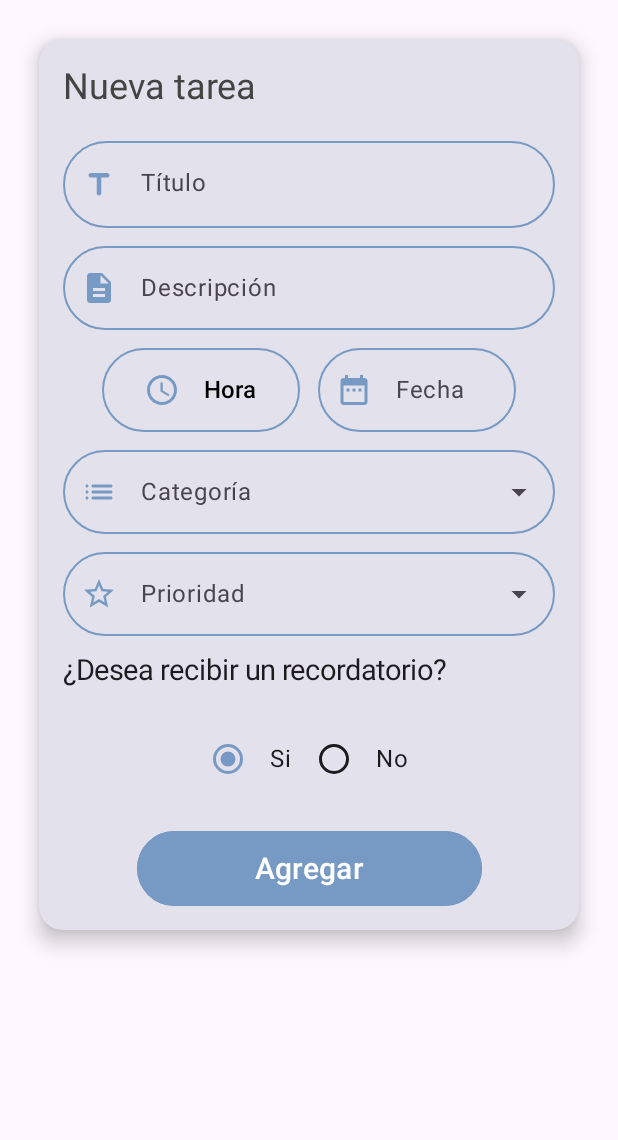
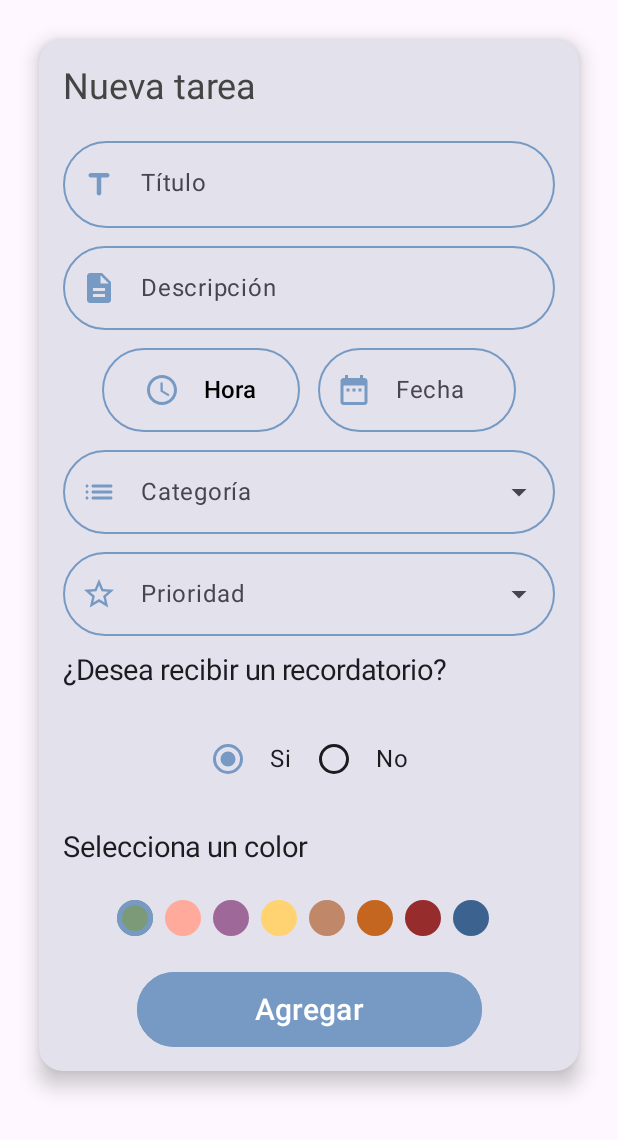
Before and after one commit to Lilis03/TaskPlan, an Android app built with Jetpack Compose: the NuevaTareaScreen screen opened through its navigation route, on a phone screen of 412 x 824 dp, the part 96-1236 px from its top. Run offline under Robolectric (Android 15) with nearby library versions, the phone set to English and light mode, and no system bars; our stand-ins replace Firebase (no records; nobody signed in at launch, a user with empty details on screens opened directly).

Commit message:
Agregar tarea listo

```diff
--- a/app/src/main/java/com/elitecode/taskplan/components/MenuLateral.kt
+++ b/app/src/main/java/com/elitecode/taskplan/components/MenuLateral.kt
@@ -109,7 +109,7 @@ fun MenuLateral( navController: NavController,content: @Composable (PaddingValue
                         label = { Text("Agregar tarea") },
                         selected = false,
                         icon = { Icon(Icons.Outlined.AddCircle, contentDescription = null) },
-                        onClick = { /* Handle click */ }
+                        onClick = { navController.navigate("nuevaTarea") }
                     )
                     NavigationDrawerItem(
                         label = { Text("Calendario") },
--- /dev/null
+++ b/app/src/main/java/com/elitecode/taskplan/model/Tarea.kt
@@ -0,0 +1,28 @@
+package com.elitecode.taskplan.model
+
+data class Tarea(
+    var id_tarea: String = "",
+    var titulo: String = "",
+    var descripcion: String = "",
+    var hora: String = "",
+    var fecha: String = "",
+    var categoria: String = "",
+    var prioridad: String = "",
+    var recordatorio: Boolean = true,
+    var color: String=  "",
+    var user_id: String = ""
+){
+    fun toMap(): MutableMap<String, Any>{
+        return mutableMapOf(
+            "titulo" to this.titulo,
+            "descripcion" to this.descripcion,
+            "hora" to this.hora,
+            "fecha" to this.fecha,
+            "categoria" to this.categoria,
+            "prioridad" to this.prioridad,
+            "recordatorio" to this.recordatorio,
+            "color" to this.color,
+            "user_id" to this.user_id
+        )
+    }
+}
--- a/app/src/main/java/com/elitecode/taskplan/model/Task.kt
+++ b/app/src/main/java/com/elitecode/taskplan/model/Task.kt
@@ -5,11 +5,11 @@ import androidx.compose.ui.graphics.Color
 data class Task(
     val title : String,
     val description : String,
-    val user_id : String,
     val status : String,
     val priority : String,
     val time : String,
     val color : String,
     val deadline : String,
-    val created_at : String
+    val created_at : String,
+    val user_id : String,
 )
--- a/app/src/main/java/com/elitecode/taskplan/navigation/NavigationApp.kt
+++ b/app/src/main/java/com/elitecode/taskplan/navigation/NavigationApp.kt
@@ -17,6 +17,7 @@ import com.elitecode.taskplan.view.RegistroScreen
 import com.elitecode.taskplan.viewmodel.LoginViewModel
 import com.elitecode.taskplan.viewmodel.PageViewModel
 import com.elitecode.taskplan.viewmodel.PerfilViewModel
+import com.elitecode.taskplan.viewmodel.TareaViewModel
 import com.elitecode.taskplan.viewmodel.TaskViewModel
 
 
@@ -46,7 +47,8 @@ fun NavigationApp() {
             CalendarScreen(navController, taskvm)
         }
         composable(Screens.NuevaTareaScreen.route){
-            NuevaTareaScreen(navController)
+            val tareamv: TareaViewModel = viewModel()
+            NuevaTareaScreen(navController, tareamv)
         }
         composable(Screens.PageFirstScreen.route){
             val pagevm: LoginViewModel = viewModel()
--- a/app/src/main/java/com/elitecode/taskplan/view/NuevaTareaScreen.kt
+++ b/app/src/main/java/com/elitecode/taskplan/view/NuevaTareaScreen.kt
@@ -3,21 +3,20 @@
 package com.elitecode.taskplan.view
 
 import android.annotation.SuppressLint
-import android.app.TimePickerDialog
 import android.os.Build
+import android.widget.Toast
 import androidx.annotation.RequiresApi
 import androidx.compose.foundation.BorderStroke
 import androidx.compose.foundation.Image
 import androidx.compose.foundation.background
+import androidx.compose.foundation.border
 import androidx.compose.foundation.clickable
 import androidx.compose.foundation.gestures.awaitEachGesture
 import androidx.compose.foundation.gestures.awaitFirstDown
 import androidx.compose.foundation.gestures.waitForUpOrCancellation
-import androidx.compose.foundation.interaction.MutableInteractionSource
 import androidx.compose.foundation.layout.Arrangement
 import androidx.compose.foundation.layout.Box
 import androidx.compose.foundation.layout.Column
-import androidx.compose.foundation.layout.IntrinsicSize
 import androidx.compose.foundation.layout.PaddingValues
 import androidx.compose.foundation.layout.Row
 import androidx.compose.foundation.layout.Spacer
@@ -30,12 +29,11 @@ import androidx.compose.foundation.layout.width
 import androidx.compose.foundation.rememberScrollState
 import androidx.compose.foundation.selection.selectable
 import androidx.compose.foundation.selection.selectableGroup
+import androidx.compose.foundation.shape.CircleShape
 import androidx.compose.foundation.shape.RoundedCornerShape
-import androidx.compose.foundation.text.KeyboardOptions
 import androidx.compose.foundation.verticalScroll
 import androidx.compose.material.icons.Icons
 import androidx.compose.material.icons.filled.DateRange
-import androidx.compose.material.icons.filled.Home
 import androidx.compose.material.icons.rounded.List
 import androidx.compose.material3.AlertDialog
 import androidx.compose.material3.Button
@@ -57,19 +55,14 @@ import androidx.compose.material3.OutlinedButton
 import androidx.compose.material3.OutlinedTextField
 import androidx.compose.material3.RadioButton
 import androidx.compose.material3.RadioButtonDefaults
-import androidx.compose.material3.Surface
 import androidx.compose.material3.Text
 import androidx.compose.material3.TextButton
-import androidx.compose.material3.TextField
 import androidx.compose.material3.TextFieldDefaults
-import androidx.compose.material3.TimeInput
 import androidx.compose.material3.TimePicker
-import androidx.compose.material3.TimePickerState
 import androidx.compose.material3.lightColorScheme
 import androidx.compose.material3.rememberDatePickerState
 import androidx.compose.material3.rememberTimePickerState
 import androidx.compose.runtime.Composable
-import androidx.compose.runtime.LaunchedEffect
 import androidx.compose.runtime.getValue
 import androidx.compose.runtime.mutableStateOf
 import androidx.compose.runtime.remember
@@ -79,7 +72,6 @@ import androidx.compose.ui.Modifier
 import androidx.compose.ui.draw.shadow
 import androidx.compose.ui.graphics.Color
 import androidx.compose.ui.graphics.ColorFilter
-import androidx.compose.ui.input.key.Key.Companion.Calendar
 import androidx.compose.ui.input.pointer.PointerEventPass
 import androidx.compose.ui.input.pointer.pointerInput
 import androidx.compose.ui.platform.LocalContext
@@ -88,29 +80,33 @@ import androidx.compose.ui.semantics.Role
 import androidx.compose.ui.text.font.FontWeight
 import androidx.compose.ui.unit.dp
 import androidx.compose.ui.unit.sp
-import androidx.compose.ui.window.Dialog
-import androidx.compose.ui.window.DialogProperties
 import androidx.compose.ui.window.Popup
 import androidx.navigation.NavHostController
 import com.elitecode.taskplan.R
+import com.elitecode.taskplan.components.CredencialesIncorrectas
 import com.elitecode.taskplan.components.MenuLateral
+import com.elitecode.taskplan.components.nuevaTarea
+import com.elitecode.taskplan.viewmodel.TareaViewModel
 import java.text.SimpleDateFormat
 import java.time.LocalTime
 import java.time.format.DateTimeFormatter
+import java.util.Calendar
 import java.util.Date
 import java.util.Locale
 
 @RequiresApi(Build.VERSION_CODES.O)
 @OptIn(ExperimentalMaterial3Api::class)
 @Composable
-fun NuevaTareaScreen(navController: NavHostController) {
+fun NuevaTareaScreen(navController: NavHostController, viewModel: TareaViewModel) {
+    val tarea by viewModel.tarea
+    val showTareaCreada by viewModel.showTareaCreada
+    val context = LocalContext.current
 
     MenuLateral(navController) { paddingValues ->
         Column( modifier = Modifier.padding(paddingValues),
             horizontalAlignment = Alignment.CenterHorizontally
         ) {
-            var titulo by remember { mutableStateOf("") }
-            var descripcion by remember { mutableStateOf("") }
+
             Card(
                 modifier = Modifier
                     .padding(26.dp),
@@ -133,8 +129,10 @@ fun NuevaTareaScreen(navController: NavHostController) {
                         )
 
                         OutlinedTextField(
-                            value = titulo,
-                            onValueChange = { titulo = it },
+                            value = tarea.titulo,
+                            onValueChange = {
+                                newTitulo -> viewModel.onTituloChange(newTitulo)
+                            },
                             placeholder = { Text("Título") },
                             leadingIcon = {
                                 Image(
@@ -156,8 +154,10 @@ fun NuevaTareaScreen(navController: NavHostController) {
                         )
 
                         OutlinedTextField(
-                            value = descripcion,
-                            onValueChange = { descripcion = it },
+                            value = tarea.descripcion,
+                            onValueChange = { newDescripcion -> viewModel.onDescripcionChange(newDescripcion)
+
+                            },
                             placeholder = { Text("Descripción") },
                             leadingIcon = {
                                 Image(
@@ -184,21 +184,29 @@ fun NuevaTareaScreen(navController: NavHostController) {
                             horizontalArrangement = Arrangement.spacedBy(12.dp)
                         ) {
                             TimePickerToModal(
-                                modifier = Modifier.weight(1f)
+                                modifier = Modifier.weight(1f),
+                                onTimeSelected = { onTimeSelected -> viewModel.onHoraChange(onTimeSelected)}
                             )
 
                             DatePickerFieldToModal(
-                                modifier = Modifier.weight(1f)
+                                modifier = Modifier.weight(1f),
+                                onDateSelected = { onDateSelected -> viewModel.onFechaChange(onDateSelected)},
+                                onInvaliDate =  {Toast.makeText(context, "La fecha debe ser hoy o una fecha futura", Toast.LENGTH_LONG).show() }
                             )
                         }
                         CategoriasOpciones { categoriaSeleccionada ->
+                            viewModel.onCategoriaChange(categoriaSeleccionada)
                         }
                         PrioridadOpciones { prioridadSeleccionada ->
+                            viewModel.onPrioridadChange(prioridadSeleccionada)
                         }
-                        RecordatorioButton()
+                        RecordatorioButton{ onRecordatorioSeleccionado -> viewModel.onRecordChange(onRecordatorioSeleccionado)}
+                        ColoresButton{ onColorSelecionado ->  viewModel.onColorChange(onColorSelecionado)}
 
                         Button(
-                            onClick = { /* Acción de registro */ },
+                            onClick = {
+                                viewModel.newTask()
+                            },
                             modifier = Modifier
                                 .size(width = 230.dp, height = 50.dp)
                                 .align(Alignment.CenterHorizontally),
@@ -209,6 +217,9 @@ fun NuevaTareaScreen(navController: NavHostController) {
                         ) {
                             Text(text = "Agregar", fontSize = 20.sp)
                         }
+                        if(showTareaCreada){
+                            nuevaTarea(onDismiss = { viewModel.setShowTareaCreada(false) }, navController = navController)
+                        }
                     }
                 }
             }
@@ -218,7 +229,7 @@ fun NuevaTareaScreen(navController: NavHostController) {
 
 @OptIn(ExperimentalMaterial3Api::class)
 @Composable
-fun CategoriasOpciones(onCategoriaSelecionada: (String) -> Unit){
+fun CategoriasOpciones(onCategoriaSelecionada: (String) -> Unit ){
     var expanden by remember { mutableStateOf(false) }
     var selectedCat by remember { mutableStateOf("") }
     val categorias = listOf("Escolar","Laboral" ,"Personal")
@@ -331,9 +342,54 @@ fun PrioridadOpciones(onPrioridadSelecionada: (String) -> Unit){
 }
 
 @Composable
-fun RecordatorioButton(){
-    val opciones = listOf("Si", "No")
-    val (selectedOptions, onOptionSelected) = remember { mutableStateOf(opciones[0]) }
+fun ColoresButton(onColorSelecionado: (String) -> Unit){
+    val colores = listOf(
+        Color(0xfF7C9A78) to "Verde",
+        Color(0xFFFFAA9A) to "Rosita",
+        Color(0xff9E6999) to "Moradito",
+        Color(0xffFFD372) to "Amarillo",
+        Color(0xffC08769) to "Café",
+        Color(0xffC4661F) to "Naranja",
+        Color(0xff962c2c) to "Rojo",
+        Color(0xff3c6390) to "Azul"
+        )
+
+    var selectedOptions by remember { mutableStateOf(colores[0].first) }
+    Text("Selecciona un color", fontSize = 19.sp)
+
+    Row(
+        modifier = Modifier
+            .fillMaxWidth()
+            .padding(12.dp)
+            .selectableGroup(),
+        horizontalArrangement = Arrangement.Center
+    ){
+        colores.forEach { (color, nombre) ->
+                Box(
+                    modifier = Modifier
+                        .size(24.dp)
+                        .background(color, shape = CircleShape)
+                        .border(
+                            width = if(selectedOptions == color) 3.dp else 1.dp,
+                            color= if(selectedOptions == color) Color(0xFF769AC4) else Color.Transparent,
+                            shape = CircleShape
+                        )
+                        .clickable {
+                            selectedOptions = color
+                            onColorSelecionado(nombre)
+                        }
+                        .padding(10.dp)
+                )
+                Spacer(modifier = Modifier.width(8.dp))
+                //Text(nombre)
+        }
+    }
+}
+
+@Composable
+fun RecordatorioButton(onRecordatorioSelecionado: (Boolean) -> Unit){
+    val opciones = listOf(true to "Si", false to "No")
+    var selectedOptions by remember { mutableStateOf(opciones[0]) }
 
         Text("¿Desea recibir un recordatorio?", fontSize = 19.sp)
             Row(
@@ -344,19 +400,22 @@ fun RecordatorioButton(){
                 horizontalArrangement = Arrangement.Center
             ) {
 
-                opciones.forEach { text ->
+                opciones.forEach { ( boolean, text) ->
                     Row(
                         modifier = Modifier
                             .selectable(
-                                selected = (text == selectedOptions),
-                                onClick = { onOptionSelected(text) },
+                                selected = (selectedOptions.first == boolean),
+                                onClick = {
+                                            selectedOptions = boolean to text
+                                            onRecordatorioSelecionado(boolean)
+                                          },
                                 role = Role.RadioButton
                             )
                             .padding(8.dp),
                         verticalAlignment = Alignment.CenterVertically
                     ) {
                         RadioButton(
-                            selected = (text == selectedOptions),
+                            selected = (selectedOptions.first == boolean),
                             onClick = null,
                             colors = RadioButtonDefaults.colors(
                                 selectedColor = Color(0xFF769AC4),
@@ -426,13 +485,17 @@ fun DatePickerDocked() {
 }
 
 @Composable
-fun DatePickerFieldToModal(modifier: Modifier = Modifier) {
+fun DatePickerFieldToModal(
+    modifier: Modifier = Modifier,
+    onDateSelected: (String) -> Unit,
+    onInvaliDate: () -> Unit
+) {
     var selectedDate by remember { mutableStateOf<Long?>(null) }
     var showModal by remember { mutableStateOf(false) }
 
     OutlinedTextField(
         value = selectedDate?.let { convertMillisToDate(it) } ?: "",
-        onValueChange = { },
+        onValueChange = {  },
         placeholder = { Text("Fecha") },
         leadingIcon = {
             Icon(Icons.Default.DateRange,
@@ -460,21 +523,41 @@ fun DatePickerFieldToModal(modifier: Modifier = Modifier) {
 
     if (showModal) {
         DatePickerModal(
-            onDateSelected = { selectedDate = it },
-            onDismiss = { showModal = false }
+            onDismiss = { showModal = false },
+            onDateSelected = { date ->
+                selectedDate = date
+                selectedDate?.let {
+                    if (isValiDate(it)) {
+                        onDateSelected(convertMillisToDate(it))
+                    }else {
+                        onInvaliDate()
+                    }
+                }
+            }
         )
     }
 }
 
 fun convertMillisToDate(millis: Long): String {
+    val calendar = Calendar.getInstance().apply {
+        timeInMillis = millis
+        set(Calendar.HOUR_OF_DAY, 12)
+    }
+
     val formatter = SimpleDateFormat("dd/MM/yyyy", Locale.getDefault())
-    return formatter.format(Date(millis))
+    return formatter.format(calendar.time)
+}
+
+fun isValiDate(millis: Long): Boolean {
+    val selectedDate = Date(millis)
+    val today = Date(System.currentTimeMillis())
+    return selectedDate.after(today) || selectedDate == today
 }
 
 @Composable
 fun DatePickerModal(
-    onDateSelected: (Long?) -> Unit,
-    onDismiss: () -> Unit
+    onDismiss: () -> Unit,
+    onDateSelected: (Long?) -> Unit
 ) {
     val datePickerState = rememberDatePickerState()
 
@@ -482,7 +565,10 @@ fun DatePickerModal(
         onDismissRequest = onDismiss,
         confirmButton = {
             TextButton(onClick = {
-                onDateSelected(datePickerState.selectedDateMillis)
+               datePickerState.selectedDateMillis?.let { millis ->
+                   onDateSelected(millis)
+               }
+               // onDateSelected(datePickerState.selectedDateMillis)
                 onDismiss()
             }) {
                 Text("Aceptar", color = Color(0xFF769AC4), fontSize = 18.sp, fontWeight = FontWeight.Bold)
@@ -513,7 +599,7 @@ fun DatePickerModal(
 @RequiresApi(Build.VERSION_CODES.O)
 @ExperimentalMaterial3Api
 @Composable
-fun TimePickerToModal(modifier: Modifier = Modifier) {
+fun TimePickerToModal(modifier: Modifier = Modifier, onTimeSelected: (String) -> Unit ) {
     var selectedTime by remember { mutableStateOf<LocalTime?>(null) }
     var showModal by remember { mutableStateOf(false) }
 
@@ -554,6 +640,9 @@ fun TimePickerToModal(modifier: Modifier = Modifier) {
             onDismiss = { showModal = false },
             onConfirm = {
                 selectedTime = LocalTime.of(timePickerState.hour, timePickerState.minute)
+                selectedTime?.let { time ->
+                    onTimeSelected(time.format(DateTimeFormatter.ofPattern("hh:mm a")))
+                }
                 showModal = false
             }
         ) {
```
Also changed, not shown: app/src/main/java/com/elitecode/taskplan/components/Alertas.kt (+29 -0 lines), app/src/main/java/com/elitecode/taskplan/viewmodel/LoginViewModel.kt (+0 -8 lines), app/src/main/java/com/elitecode/taskplan/viewmodel/TareaViewModel.kt (+68 -0 lines).
